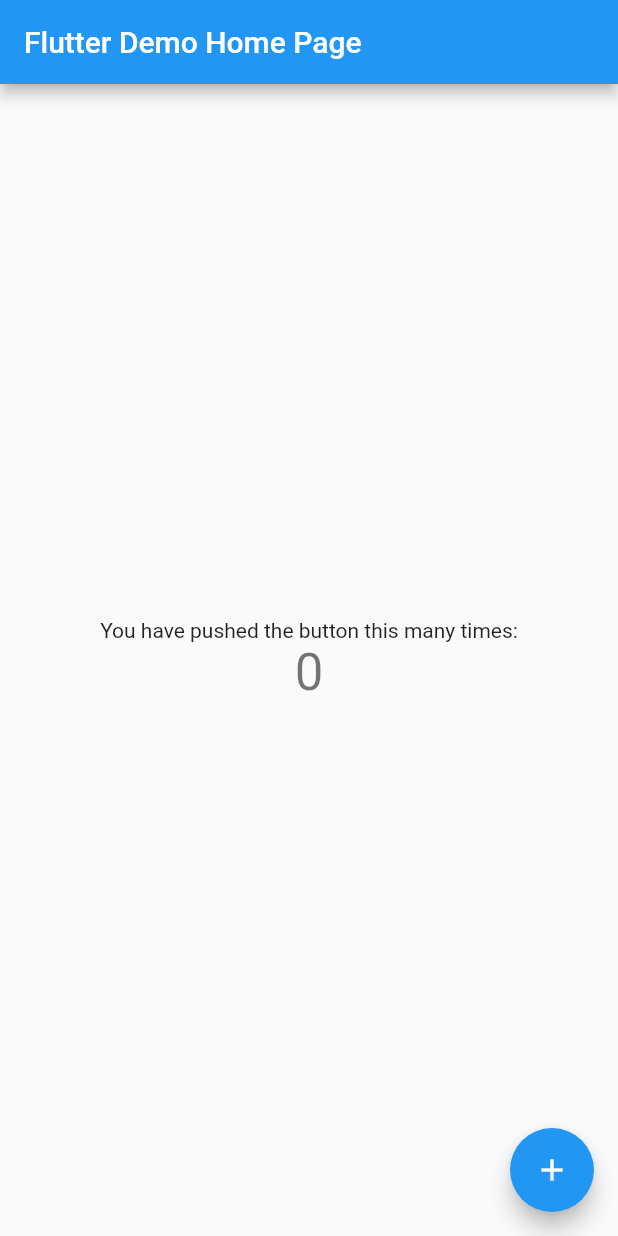
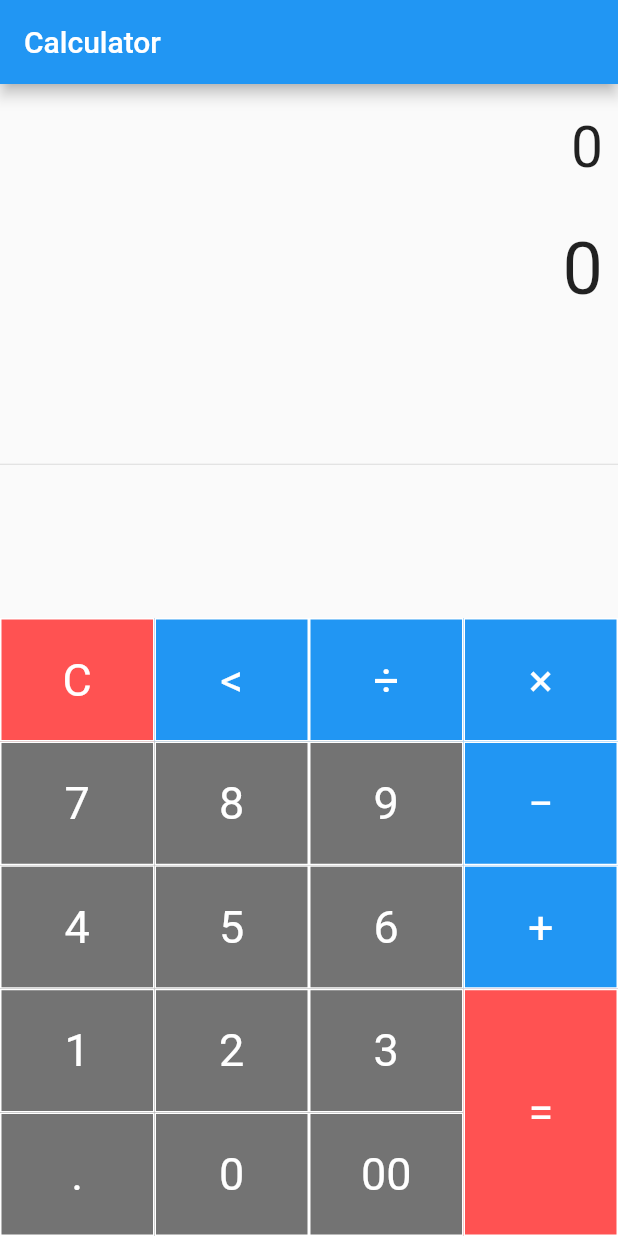
Before and after one commit to demetriusbaker/CalculatorApp, a Flutter app: the screen it shows after launch, on a phone screen of 412 x 824 dp. Run offline on Flutter 3.47's test engine with Material 2 defaults, Android fonts, the phone set to English and light mode, and no system bars; our stand-ins replace math_expressions.

Commit message:
made calculator

```diff
--- a/lib/main.dart
+++ b/lib/main.dart
@@ -1,115 +1,199 @@
 import 'package:flutter/material.dart';
+import 'package:math_expressions/math_expressions.dart';
 
-void main() {
-  runApp(const MyApp());
-}
+void main() => runApp(const Calculator());
 
-class MyApp extends StatelessWidget {
-  const MyApp({Key? key}) : super(key: key);
+class Calculator extends StatelessWidget {
+  const Calculator({Key? key}) : super(key: key);
 
-  // This widget is the root of your application.
   @override
   Widget build(BuildContext context) {
     return MaterialApp(
-      title: 'Flutter Demo',
-      theme: ThemeData(
-        // This is the theme of your application.
-        //
-        // Try running your application with "flutter run". You'll see the
-        // application has a blue toolbar. Then, without quitting the app, try
-        // changing the primarySwatch below to Colors.green and then invoke
-        // "hot reload" (press "r" in the console where you ran "flutter run",
-        // or simply save your changes to "hot reload" in a Flutter IDE).
-        // Notice that the counter didn't reset back to zero; the application
-        // is not restarted.
-        primarySwatch: Colors.blue,
-      ),
-      home: const MyHomePage(title: 'Flutter Demo Home Page'),
+      debugShowCheckedModeBanner: false,
+      title: "Flutter calculator",
+      theme: ThemeData(primarySwatch: Colors.blue),
+      home: const SimpleCalculator(),
     );
   }
 }
 
-class MyHomePage extends StatefulWidget {
-  const MyHomePage({Key? key, required this.title}) : super(key: key);
-
-  // This widget is the home page of your application. It is stateful, meaning
-  // that it has a State object (defined below) that contains fields that affect
-  // how it looks.
-
-  // This class is the configuration for the state. It holds the values (in this
-  // case the title) provided by the parent (in this case the App widget) and
-  // used by the build method of the State. Fields in a Widget subclass are
-  // always marked "final".
-
-  final String title;
+class SimpleCalculator extends StatefulWidget {
+  const SimpleCalculator({Key? key}) : super(key: key);
 
   @override
-  State<MyHomePage> createState() => _MyHomePageState();
+  _SimpleCalculatorState createState() => _SimpleCalculatorState();
 }
 
-class _MyHomePageState extends State<MyHomePage> {
-  int _counter = 0;
+class _SimpleCalculatorState extends State<SimpleCalculator> {
+  String equation = "0";
+  String result = "0";
+  String expression = "";
+  double equationFontSize = 38.0;
+  double resultFontSize = 48.0;
 
-  void _incrementCounter() {
+  buttonPressed(String buttonText) {
     setState(() {
-      // This call to setState tells the Flutter framework that something has
-      // changed in this State, which causes it to rerun the build method below
-      // so that the display can reflect the updated values. If we changed
-      // _counter without calling setState(), then the build method would not be
-      // called again, and so nothing would appear to happen.
-      _counter++;
+      switch (buttonText) {
+        case "C":
+          equationFontSize = 38.0;
+          resultFontSize = 48.0;
+
+          equation = "0";
+          result = "0";
+          break;
+        case "<":
+          equationFontSize = 48.0;
+          resultFontSize = 38.0;
+
+          equation = equation.substring(0, equation.length - 1);
+          if (equation.isEmpty) equation = "0";
+          break;
+        case "=":
+          equationFontSize = 38.0;
+          resultFontSize = 48.0;
+
+          expression = equation;
+          expression = expression.replaceAll('×', '*');
+          expression = expression.replaceAll('÷', '/');
+          expression = expression.replaceAll('−', '-');
+
+          try {
+            Parser parser = Parser();
+            Expression exp = parser.parse(expression);
+            ContextModel contextModel = ContextModel();
+            result = "${exp.evaluate(EvaluationType.REAL, contextModel)}";
+          } catch (e) {
+            result = "Error";
+          }
+          break;
+        default:
+          equationFontSize = 48.0;
+          resultFontSize = 38.0;
+
+          if (equation == "0" || equation == "00") {
+            equation = buttonText;
+          } else {
+            equation += buttonText;
+          }
+          break;
+      }
     });
+  }
+
+  Widget buildButton(
+      String buttonText, double buttonHeight, Color buttonColor) {
+    return Container(
+      height: MediaQuery.of(context).size.height * 0.1 * buttonHeight,
+      color: buttonColor,
+      child: FlatButton(
+        onPressed: () => buttonPressed(buttonText),
+        shape: RoundedRectangleBorder(
+            borderRadius: BorderRadius.circular(0.0),
+            side: const BorderSide(
+                color: Colors.white, width: 1, style: BorderStyle.solid)),
+        padding: const EdgeInsets.all(16.0),
+        child: Text(
+          buttonText,
+          style: const TextStyle(
+              fontSize: 30.0,
+              fontWeight: FontWeight.normal,
+              color: Colors.white),
+        ),
+      ),
+    );
   }
 
   @override
   Widget build(BuildContext context) {
-    // This method is rerun every time setState is called, for instance as done
-    // by the _incrementCounter method above.
-    //
-    // The Flutter framework has been optimized to make rerunning build methods
-    // fast, so that you can just rebuild anything that needs updating rather
-    // than having to individually change instances of widgets.
     return Scaffold(
       appBar: AppBar(
-        // Here we take the value from the MyHomePage object that was created by
-        // the App.build method, and use it to set our appbar title.
-        title: Text(widget.title),
+        title: const Text("Calculator"),
       ),
-      body: Center(
-        // Center is a layout widget. It takes a single child and positions it
-        // in the middle of the parent.
-        child: Column(
-          // Column is also a layout widget. It takes a list of children and
-          // arranges them vertically. By default, it sizes itself to fit its
-          // children horizontally, and tries to be as tall as its parent.
-          //
-          // Invoke "debug painting" (press "p" in the console, choose the
-          // "Toggle Debug Paint" action from the Flutter Inspector in Android
-          // Studio, or the "Toggle Debug Paint" command in Visual Studio Code)
-          // to see the wireframe for each widget.
-          //
-          // Column has various properties to control how it sizes itself and
-          // how it positions its children. Here we use mainAxisAlignment to
-          // center the children vertically; the main axis here is the vertical
-          // axis because Columns are vertical (the cross axis would be
-          // horizontal).
-          mainAxisAlignment: MainAxisAlignment.center,
-          children: <Widget>[
-            const Text(
-              'You have pushed the button this many times:',
+      body: Column(
+        children: [
+          Container(
+            alignment: Alignment.centerRight,
+            padding: const EdgeInsets.fromLTRB(10, 20, 10, 0),
+            child: Text(
+              equation,
+              style: TextStyle(fontSize: equationFontSize),
             ),
-            Text(
-              '$_counter',
-              style: Theme.of(context).textTheme.headline4,
+          ),
+          Container(
+            alignment: Alignment.centerRight,
+            padding: const EdgeInsets.fromLTRB(10, 30, 10, 0),
+            child: Text(
+              result,
+              style: TextStyle(fontSize: resultFontSize),
             ),
-          ],
-        ),
+          ),
+          const Expanded(child: Divider()),
+          Row(
+            mainAxisAlignment: MainAxisAlignment.center,
+            children: [
+              SizedBox(
+                width: MediaQuery.of(context).size.width * .75,
+                child: Table(
+                  children: [
+                    TableRow(children: [
+                      buildButton("C", 1, Colors.redAccent),
+                      buildButton("<", 1, Colors.blue),
+                      buildButton("÷", 1, Colors.blue),
+                    ]),
+                    TableRow(children: [
+                      buildButton("7", 1, Colors.black54),
+                      buildButton("8", 1, Colors.black54),
+                      buildButton("9", 1, Colors.black54),
+                    ]),
+                    TableRow(children: [
+                      buildButton("4", 1, Colors.black54),
+                      buildButton("5", 1, Colors.black54),
+                      buildButton("6", 1, Colors.black54),
+                    ]),
+                    TableRow(children: [
+                      buildButton("1", 1, Colors.black54),
+                      buildButton("2", 1, Colors.black54),
+                      buildButton("3", 1, Colors.black54),
+                    ]),
+                    TableRow(children: [
+                      buildButton(".", 1, Colors.black54),
+                      buildButton("0", 1, Colors.black54),
+                      buildButton("00", 1, Colors.black54),
+                    ]),
+                  ],
+                ),
+              ),
+              SizedBox(
+                width: MediaQuery.of(context).size.width * 0.25,
+                child: Table(
+                  children: [
+                    TableRow(
+                      children: [
+                        buildButton("×", 1, Colors.blue),
+                      ],
+                    ),
+                    TableRow(
+                      children: [
+                        buildButton("−", 1, Colors.blue),
+                      ],
+                    ),
+                    TableRow(
+                      children: [
+                        buildButton("+", 1, Colors.blue),
+                      ],
+                    ),
+                    TableRow(
+                      children: [
+                        buildButton("=", 2, Colors.redAccent),
+                      ],
+                    ),
+                  ],
+                ),
+              )
+            ],
+          )
+        ],
       ),
-      floatingActionButton: FloatingActionButton(
-        onPressed: _incrementCounter,
-        tooltip: 'Increment',
-        child: const Icon(Icons.add),
-      ), // This trailing comma makes auto-formatting nicer for build methods.
     );
   }
 }
--- a/pubspec.yaml
+++ b/pubspec.yaml
@@ -29,6 +29,7 @@ environment:
 dependencies:
   flutter:
     sdk: flutter
+  math_expressions: ^2.3.1
 
 
   # The following adds the Cupertino Icons font to your application.
```
Also changed, not shown: pubspec.lock.
